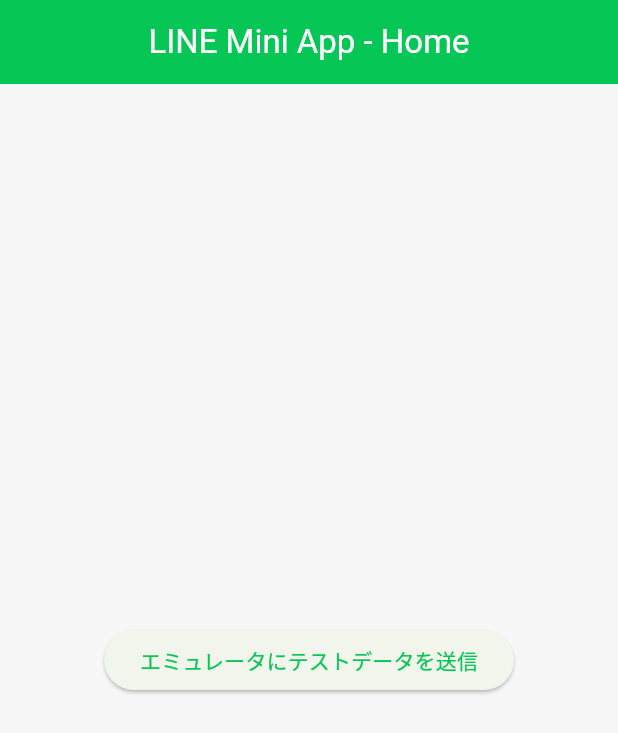
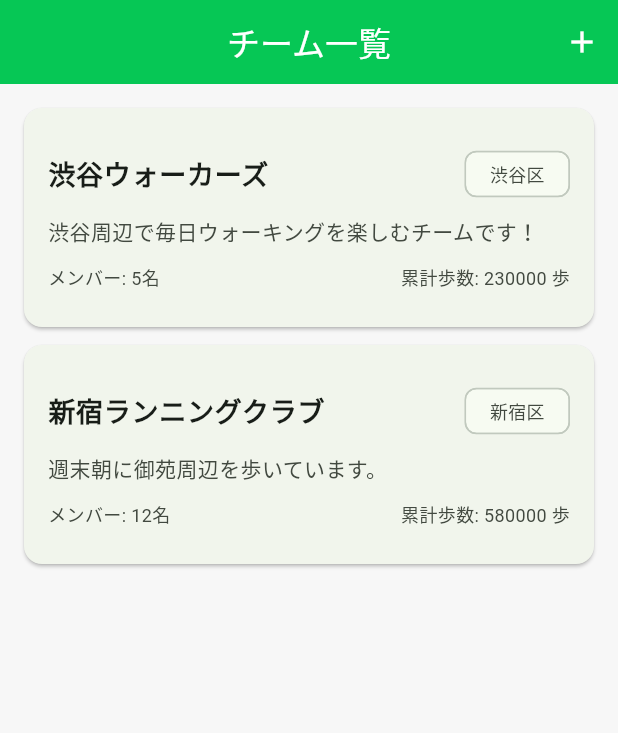
Before and after one commit to 1F10240045/team-jissyuu, a Flutter app: the screen it shows after launch, on a phone screen of 412 x 824 dp. Shown: the top 733 px of the screen. Run offline on Flutter 3.47's test engine with Material 3 defaults, Android fonts, the phone set to English and light mode, and no system bars; our stand-ins replace cloud_firestore, firebase_auth, firebase_core; accounts and stored records are empty.

Commit message:
チーム一覧・作成画面のレイアウトおよびダミーデータ表示の実装

```diff
--- /dev/null
+++ b/frontend/lib/constants/dummy_data.dart
@@ -0,0 +1,42 @@
+// lib/constants/dummy_data.dart
+import '../models/team.dart';
+
+const String dummyUserId = "dummy_user_id";
+
+final UserProfile dummyUserProfile = UserProfile(
+  userId: dummyUserId,
+  displayName: "テストユーザー",
+  avatarUrl: "https://via.placeholder.com/150",
+  district: "渋谷区",
+  ageGroup: "30s",
+  teamId: "team_001",
+  totalSteps: 45000,
+  totalDistanceKm: 31.5,
+  createdAt: DateTime.parse("2026-10-01T00:00:00Z"),
+  updatedAt: DateTime.parse("2026-10-28T00:00:00Z"),
+);
+
+final List<Team> initialTeams = [
+  Team(
+    teamId: "team_001",
+    name: "渋谷ウォーカーズ",
+    district: "渋谷区",
+    description: "渋谷周辺で毎日ウォーキングを楽しむチームです！",
+    managerUserId: dummyUserId,
+    memberCount: 5,
+    totalSteps: 230000,
+    createdAt: DateTime.parse("2026-10-01T00:00:00Z"),
+    updatedAt: DateTime.parse("2026-10-01T00:00:00Z"),
+  ),
+  Team(
+    teamId: "team_002",
+    name: "新宿ランニングクラブ",
+    district: "新宿区",
+    description: "週末朝に御苑周辺を歩いています。",
+    managerUserId: "user_002",
+    memberCount: 12,
+    totalSteps: 580000,
+    createdAt: DateTime.parse("2026-10-10T00:00:00Z"),
+    updatedAt: DateTime.parse("2026-10-10T00:00:00Z"),
+  ),
+];
--- a/frontend/lib/main.dart
+++ b/frontend/lib/main.dart
@@ -5,7 +5,11 @@ import 'package:firebase_auth/firebase_auth.dart';
 import 'package:cloud_firestore/cloud_firestore.dart';
 
 import 'theme/app_theme.dart';
-import 'widgets/custom_button.dart';
+import 'models/team.dart';
+import 'constants/dummy_data.dart';
+import 'screens/team_list_screen.dart';
+import 'screens/create_team_screen.dart';
+import 'screens/team_detail_screen.dart';
 
 void main() async {
   WidgetsFlutterBinding.ensureInitialized();
@@ -40,45 +44,64 @@ class MyApp extends StatelessWidget {
     return MaterialApp(
       title: 'LINE Mini App Demo',
       theme: AppTheme.lightTheme, // ← ThemeData(...) の部分をこれに置き換えます
-      home: const HomeScreen(),
+      home: const TeamMainNavigation(),
     );
   }
 }
 
-class HomeScreen extends StatelessWidget {
-  const HomeScreen({super.key});
+class TeamMainNavigation extends StatefulWidget {
+  const TeamMainNavigation({super.key});
+
+  @override
+  State<TeamMainNavigation> createState() => _TeamMainNavigationState();
+}
+
+class _TeamMainNavigationState extends State<TeamMainNavigation> {
+  final List<Team> _teams = List.from(initialTeams);
+
+  void _addTeam(String name, String district, String description) {
+    final newTeam = Team(
+      teamId: 'team_${DateTime.now().millisecondsSinceEpoch}',
+      name: name,
+      district: district,
+      description: description,
+      managerUserId: dummyUserId,
+      memberCount: 1,
+      totalSteps: 0,
+      createdAt: DateTime.now(),
+      updatedAt: DateTime.now(),
+    );
+    setState(() {
+      _teams.insert(0, newTeam);
+    });
+  }
 
   @override
   Widget build(BuildContext context) {
-    return Scaffold(
-      appBar: AppBar(
-        title: const Text('LINE Mini App - Home'),
-      ),
-      body: Center(
-        child: ElevatedButton(
-          onPressed: () async {
-            // テスト用：Firestore にデータを書き込んでみる
-            try {
-              await FirebaseFirestore.instance.collection('test').add({
-                'message': 'Hello Firebase Emulator!',
-                'createdAt': FieldValue.serverTimestamp(),
-              });
-              if (context.mounted) {
-                ScaffoldMessenger.of(context).showSnackBar(
-                  const SnackBar(content: Text('エミュレータにデータを送信しました！')),
-                );
-              }
-            } catch (e) {
-              if (context.mounted) {
-                ScaffoldMessenger.of(context).showSnackBar(
-                  SnackBar(content: Text('エラーが発生しました: $e')),
-                );
-              }
-            }
-          },
-          child: const Text('エミュレータにテストデータを送信'),
-        ),
-      ),
+    return TeamListScreen(
+      teams: _teams,
+      onSelectTeam: (team) {
+        Navigator.of(context).push(
+          MaterialPageRoute(
+            builder: (context) => TeamDetailScreen(
+              team: team,
+              currentUserId: dummyUserId,
+            ),
+          ),
+        );
+      },
+      onCreateNew: () {
+        Navigator.of(context).push(
+          MaterialPageRoute(
+            builder: (context) => CreateTeamScreen(
+              onSubmit: (name, district, description) {
+                _addTeam(name, district, description);
+                Navigator.of(context).pop();
+              },
+            ),
+          ),
+        );
+      },
     );
   }
 }
--- /dev/null
+++ b/frontend/lib/models/team.dart
@@ -0,0 +1,51 @@
+// lib/models/team.dart
+
+class UserProfile {
+  final String userId;
+  final String displayName;
+  final String avatarUrl;
+  final String district;
+  final String ageGroup;
+  final String? teamId;
+  final int totalSteps;
+  final double totalDistanceKm;
+  final DateTime createdAt;
+  final DateTime updatedAt;
+
+  UserProfile({
+    required this.userId,
+    required this.displayName,
+    required this.avatarUrl,
+    required this.district,
+    required this.ageGroup,
+    this.teamId,
+    required this.totalSteps,
+    required this.totalDistanceKm,
+    required this.createdAt,
+    required this.updatedAt,
+  });
+}
+
+class Team {
+  final String teamId;
+  final String name;
+  final String district;
+  final String description;
+  final String managerUserId;
+  final int memberCount;
+  final int totalSteps;
+  final DateTime createdAt;
+  final DateTime updatedAt;
+
+  Team({
+    required this.teamId,
+    required this.name,
+    required this.district,
+    required this.description,
+    required this.managerUserId,
+    required this.memberCount,
+    required this.totalSteps,
+    required this.createdAt,
+    required this.updatedAt,
+  });
+}
--- /dev/null
+++ b/frontend/lib/screens/team_list_screen.dart
@@ -0,0 +1,78 @@
+// lib/screens/team_list_screen.dart
+import 'package:flutter/material.dart';
+import '../models/team.dart';
+
+class TeamListScreen extends StatelessWidget {
+  final List<Team> teams;
+  final Function(Team) onSelectTeam;
+  final VoidCallback onCreateNew;
+
+  const TeamListScreen({
+    Key? key,
+    required this.teams,
+    required this.onSelectTeam,
+    required this.onCreateNew,
+  }) : super(key: key);
+
+  @override
+  Widget build(BuildContext context) {
+    return Scaffold(
+      appBar: AppBar(
+        title: const Text('チーム一覧'),
+        actions: [
+          IconButton(
+            icon: const Icon(Icons.add),
+            onPressed: onCreateNew,
+            tooltip: '新規作成',
+          ),
+        ],
+      ),
+      body: ListView.builder(
+        padding: const EdgeInsets.all(16.0),
+        itemCount: teams.length,
+        itemBuilder: (context, index) {
+          final team = teams[index];
+          return Card(
+            margin: const EdgeInsets.only(bottom: 12.0),
+            child: ListTile(
+              contentPadding: const EdgeInsets.all(16.0),
+              title: Row(
+                mainAxisAlignment: MainAxisAlignment.spaceBetween,
+                children: [
+                  Text(
+                    team.name,
+                    style: const TextStyle(fontWeight: FontWeight.bold, fontSize: 18),
+                  ),
+                  Chip(
+                    label: Text(team.district, style: const TextStyle(fontSize: 12)),
+                    visualDensity: VisualDensity.compact,
+                  ),
+                ],
+              ),
+              subtitle: Column(
+                crossAxisAlignment: CrossAxisAlignment.start,
+                children: [
+                  const SizedBox(height: 8),
+                  Text(
+                    team.description,
+                    maxLines: 2,
+                    overflow: TextOverflow.ellipsis,
+                  ),
+                  const SizedBox(height: 12),
+                  Row(
+                    mainAxisAlignment: MainAxisAlignment.spaceBetween,
+                    children: [
+                      Text('メンバー: ${team.memberCount}名', style: const TextStyle(fontSize: 12)),
+                      Text('累計歩数: ${team.totalSteps} 歩', style: const TextStyle(fontSize: 12)),
+                    ],
+                  ),
+                ],
+              ),
+              onTap: () => onSelectTeam(team),
+            ),
+          );
+        },
+      ),
+    );
+  }
+}
```
Also changed, not shown: frontend/lib/screens/create_team_screen.dart (added, +95 -0 lines), frontend/lib/screens/team_detail_screen.dart (added, +82 -0 lines), 4 other files.
